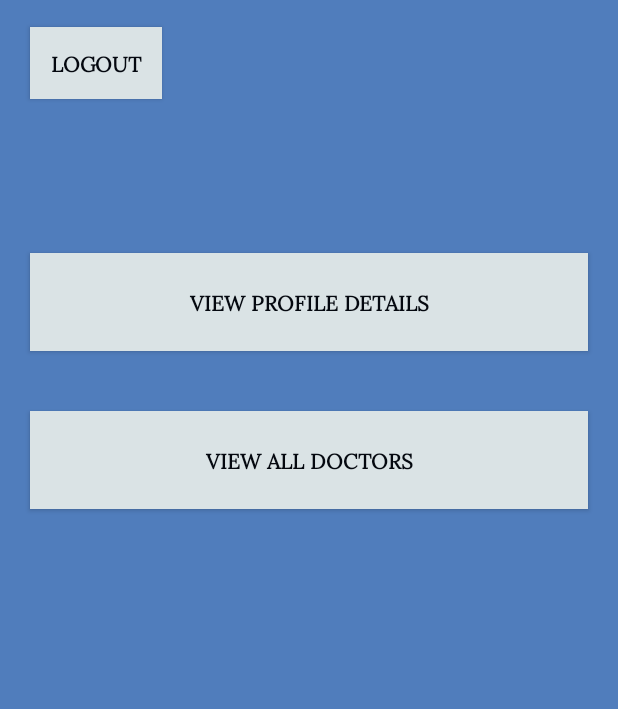
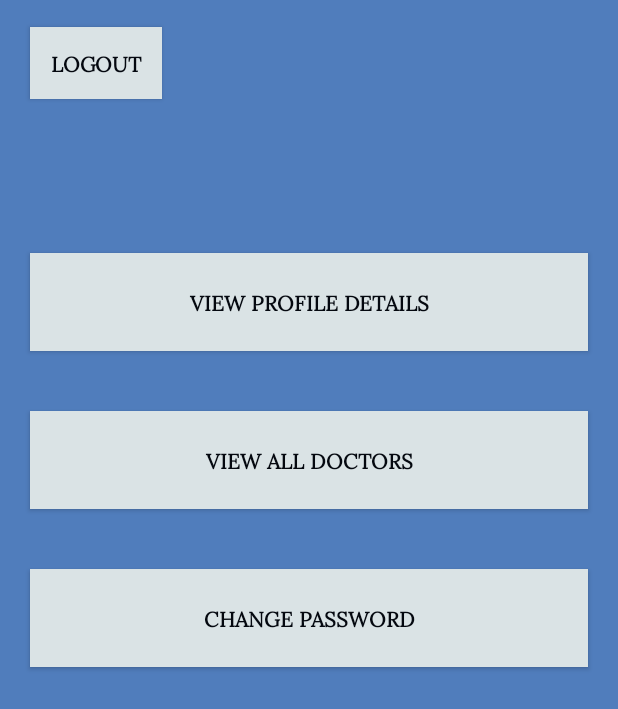
Before and after one commit to NathanGrs00/medlock, an Android app: the HomeActivity screen opened directly, with no data from a screen before it, on a phone screen of 412 x 824 dp. Shown: the top 709 px of the screen. Run offline under Robolectric (Android 15) with nearby library versions, the phone set to English and light mode, and no system bars; our stand-ins replace Firebase (no records; nobody signed in at launch, a user with empty details on screens opened directly).

Commit message:
Add change password functionality and enhance login process with account blocking

```diff
--- a/app/src/main/java/com/nathan/medlock/controller/RegisterController.kt
+++ b/app/src/main/java/com/nathan/medlock/controller/RegisterController.kt
@@ -42,6 +42,7 @@ class RegisterController {
                             val user = User(
                                 id = userId,
                                 username = username,
+                                email = email,
                                 timeCreated = Timestamp.now(),
                                 timeBlocked = Timestamp.now(),
                                 isBlocked = false,
--- a/app/src/main/java/com/nathan/medlock/model/User.kt
+++ b/app/src/main/java/com/nathan/medlock/model/User.kt
@@ -4,6 +4,7 @@ import com.google.firebase.Timestamp
 
 data class User (
     val id: String = "",
+    val email: String = "",
     val username: String = "",
     val timeCreated: Timestamp = Timestamp.now(),
     val timeBlocked: Timestamp = Timestamp.now(),
--- a/app/src/main/java/com/nathan/medlock/ui/HomeActivity.kt
+++ b/app/src/main/java/com/nathan/medlock/ui/HomeActivity.kt
@@ -23,6 +23,12 @@ class HomeActivity : AppCompatActivity() {
             startActivity(Intent(this, DoctorListActivity::class.java))
         }
 
+        val buttonChangePassword = findViewById<Button>(R.id.buttonChangePassword)
+        buttonChangePassword.setOnClickListener {
+            val userEmail = FirebaseAuth.getInstance().currentUser?.email ?: ""
+            ChangePasswordActivity().sendPasswordReset(this, userEmail)
+        }
+
         val buttonLogout = findViewById<Button>(R.id.buttonLogout)
         buttonLogout.setOnClickListener {
             FirebaseAuth.getInstance().signOut()
--- a/app/src/main/res/layout/activity_home.xml
+++ b/app/src/main/res/layout/activity_home.xml
@@ -43,6 +43,23 @@
         app:layout_constraintVertical_bias="0.361" />
 
     <androidx.appcompat.widget.AppCompatButton
+        android:id="@+id/buttonChangePassword"
+        android:layout_width="match_parent"
+        android:layout_height="65dp"
+        android:layout_marginStart="20dp"
+        android:layout_marginEnd="20dp"
+        android:background="@color/platinum"
+        android:fontFamily="@font/lora"
+        android:text="Change Password"
+        android:textColor="@color/rich_black"
+        android:textStyle="bold"
+        app:layout_constraintBottom_toBottomOf="parent"
+        app:layout_constraintEnd_toEndOf="parent"
+        app:layout_constraintHorizontal_bias="0.0"
+        app:layout_constraintStart_toStartOf="parent"
+        app:layout_constraintTop_toTopOf="parent" />
+
+    <androidx.appcompat.widget.AppCompatButton
         android:id="@+id/buttonLogout"
         android:layout_width="wrap_content"
         android:layout_height="wrap_content"
```
Also changed, not shown: app/src/main/java/com/nathan/medlock/controller/LoginController.kt (+38 -8 lines), app/src/main/java/com/nathan/medlock/model/Patient.kt (deleted, +0 -10 lines), app/src/main/java/com/nathan/medlock/ui/ChangePasswordActivity.kt (added, +22 -0 lines), app/src/main/java/com/nathan/medlock/ui/LoginActivity.kt (+14 -3 lines).
